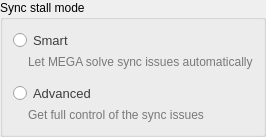
Qt form src/MEGASync/syncs/gui/Twoways/win/SyncStallModeSelector.ui (meganz/MEGAsync) before a commit.
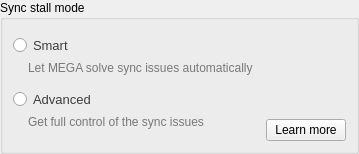
The same form after that commit.

```diff
--- a/src/MEGASync/syncs/gui/Twoways/win/SyncStallModeSelector.ui
+++ b/src/MEGASync/syncs/gui/Twoways/win/SyncStallModeSelector.ui
@@ -6,8 +6,8 @@
    <rect>
     <x>0</x>
     <y>0</y>
-    <width>253</width>
-    <height>137</height>
+    <width>359</width>
+    <height>154</height>
    </rect>
   </property>
   <property name="windowTitle">
@@ -54,6 +54,24 @@
      <property name="title">
       <string>Sync stall mode</string>
      </property>
+     <layout class="QHBoxLayout" name="horizontalLayout">
+      <property name="spacing">
+       <number>0</number>
+      </property>
+      <property name="leftMargin">
+       <number>0</number>
+      </property>
+      <property name="topMargin">
+       <number>0</number>
+      </property>
+      <property name="rightMargin">
+       <number>0</number>
+      </property>
+      <property name="bottomMargin">
+       <number>0</number>
+      </property>
+      <item>
+       <widget class="QWidget" name="SelectorsContainer" native="true">
      <layout class="QVBoxLayout" name="verticalLayout_2">
       <property name="spacing">
        <number>2</number>
@@ -62,13 +80,13 @@
        <number>10</number>
       </property>
       <property name="topMargin">
-       <number>10</number>
+          <number>15</number>
       </property>
       <property name="rightMargin">
        <number>10</number>
       </property>
       <property name="bottomMargin">
-       <number>10</number>
+          <number>20</number>
       </property>
       <item>
        <widget class="QRadioButton" name="SmartSelector">
@@ -118,6 +136,74 @@
         <property name="indent">
          <number>15</number>
         </property>
+          </widget>
+         </item>
+        </layout>
+       </widget>
+      </item>
+      <item>
+       <widget class="QWidget" name="LearnMoreContainer" native="true">
+        <layout class="QVBoxLayout" name="verticalLayout_3">
+         <property name="spacing">
+          <number>0</number>
+         </property>
+         <property name="leftMargin">
+          <number>0</number>
+         </property>
+         <property name="topMargin">
+          <number>0</number>
+         </property>
+         <property name="rightMargin">
+          <number>10</number>
+         </property>
+         <property name="bottomMargin">
+          <number>10</number>
+         </property>
+         <item alignment="Qt::AlignBottom">
+          <widget class="QWidget" name="ButtonContainer" native="true">
+           <layout class="QHBoxLayout" name="horizontalLayout_2">
+            <property name="spacing">
+             <number>0</number>
+            </property>
+            <property name="leftMargin">
+             <number>0</number>
+            </property>
+            <property name="topMargin">
+             <number>0</number>
+            </property>
+            <property name="rightMargin">
+             <number>0</number>
+            </property>
+            <property name="bottomMargin">
+             <number>0</number>
+            </property>
+            <item>
+             <spacer name="horizontalSpacer">
+              <property name="orientation">
+               <enum>Qt::Horizontal</enum>
+              </property>
+              <property name="sizeHint" stdset="0">
+               <size>
+                <width>40</width>
+                <height>20</height>
+               </size>
+              </property>
+             </spacer>
+            </item>
+            <item>
+             <widget class="QPushButton" name="LearnMoreButton">
+              <property name="cursor">
+               <cursorShape>PointingHandCursor</cursorShape>
+              </property>
+              <property name="text">
+               <string>Learn more</string>
+              </property>
+             </widget>
+            </item>
+           </layout>
+          </widget>
+         </item>
+        </layout>
        </widget>
       </item>
      </layout>
```
Lines whose indentation alone changed are shown as unchanged.
